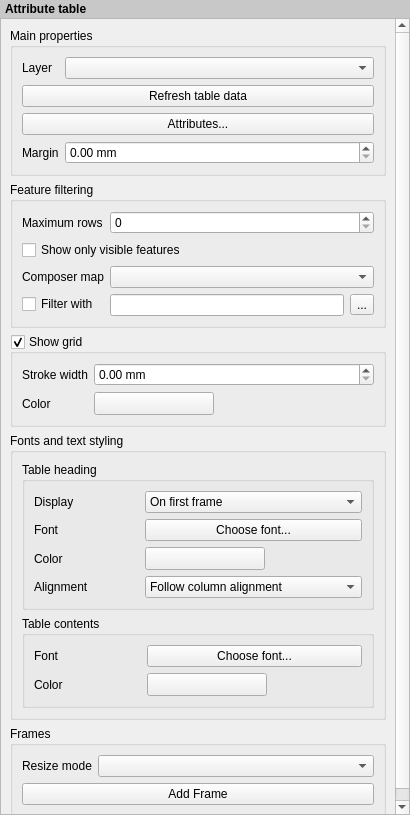
Qt form src/ui/qgscomposerattributetablewidgetbase.ui (qgis/QGIS) before a commit.
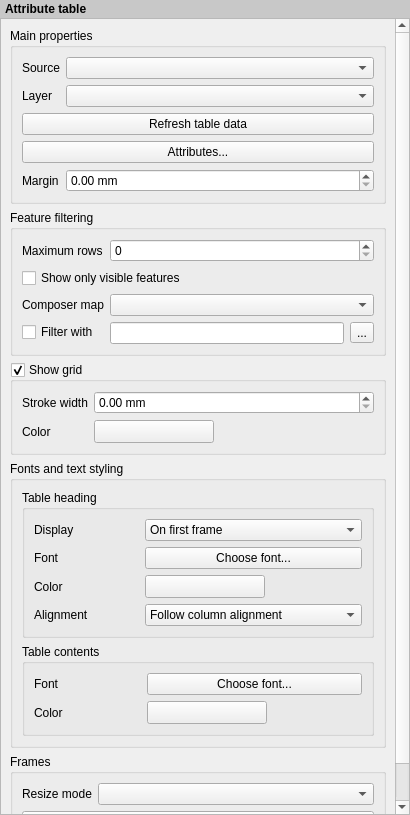
The same form after that commit. Icons and pictures are not drawn. Custom widgets are drawn as their Qt base class.

Commit message: [FEATURE][composer] Option for current atlas feature as source for attribute tables. Sponsored by City of Uster, Switzerland.

Diff of the .ui file:
```diff
--- a/src/ui/qgscomposerattributetablewidgetbase.ui
+++ b/src/ui/qgscomposerattributetablewidgetbase.ui
@@ -45,9 +45,9 @@
       <property name="geometry">
        <rect>
         <x>0</x>
-        <y>-21</y>
+        <y>0</y>
         <width>392</width>
-        <height>846</height>
+        <height>879</height>
        </rect>
       </property>
       <layout class="QVBoxLayout" name="mainLayout">
@@ -70,6 +70,16 @@
            <set>Qt::AlignLeading|Qt::AlignLeft|Qt::AlignVCenter</set>
           </property>
           <item row="0" column="0">
+           <widget class="QLabel" name="label_8">
+            <property name="text">
+             <string>Source</string>
+            </property>
+           </widget>
+          </item>
+          <item row="0" column="1">
+           <widget class="QComboBox" name="mSourceComboBox"/>
+          </item>
+          <item row="1" column="0">
            <widget class="QLabel" name="mLayerLabel">
             <property name="text">
              <string>Layer</string>
@@ -79,7 +89,7 @@
             </property>
            </widget>
           </item>
-          <item row="0" column="1">
+          <item row="1" column="1">
            <widget class="QgsMapLayerComboBox" name="mLayerComboBox">
             <property name="sizePolicy">
              <sizepolicy hsizetype="Expanding" vsizetype="Fixed">
@@ -89,21 +99,21 @@
             </property>
            </widget>
           </item>
-          <item row="1" column="0" colspan="2">
+          <item row="2" column="0" colspan="2">
            <widget class="QPushButton" name="mRefreshPushButton">
             <property name="text">
              <string>Refresh table data</string>
             </property>
            </widget>
           </item>
-          <item row="2" column="0" colspan="2">
+          <item row="3" column="0" colspan="2">
            <widget class="QPushButton" name="mAttributesPushButton">
             <property name="text">
              <string>Attributes...</string>
             </property>
            </widget>
           </item>
-          <item row="3" column="0">
+          <item row="4" column="0">
            <widget class="QLabel" name="mMarginLabel">
             <property name="text">
              <string>Margin</string>
@@ -116,7 +126,7 @@
             </property>
            </widget>
           </item>
-          <item row="3" column="1">
+          <item row="4" column="1">
            <widget class="QDoubleSpinBox" name="mMarginSpinBox">
             <property name="suffix">
              <string> mm</string>
```
Left out of the diff: 6 changed lines with no effect on the pictures. The commit also changes 8 other files.
